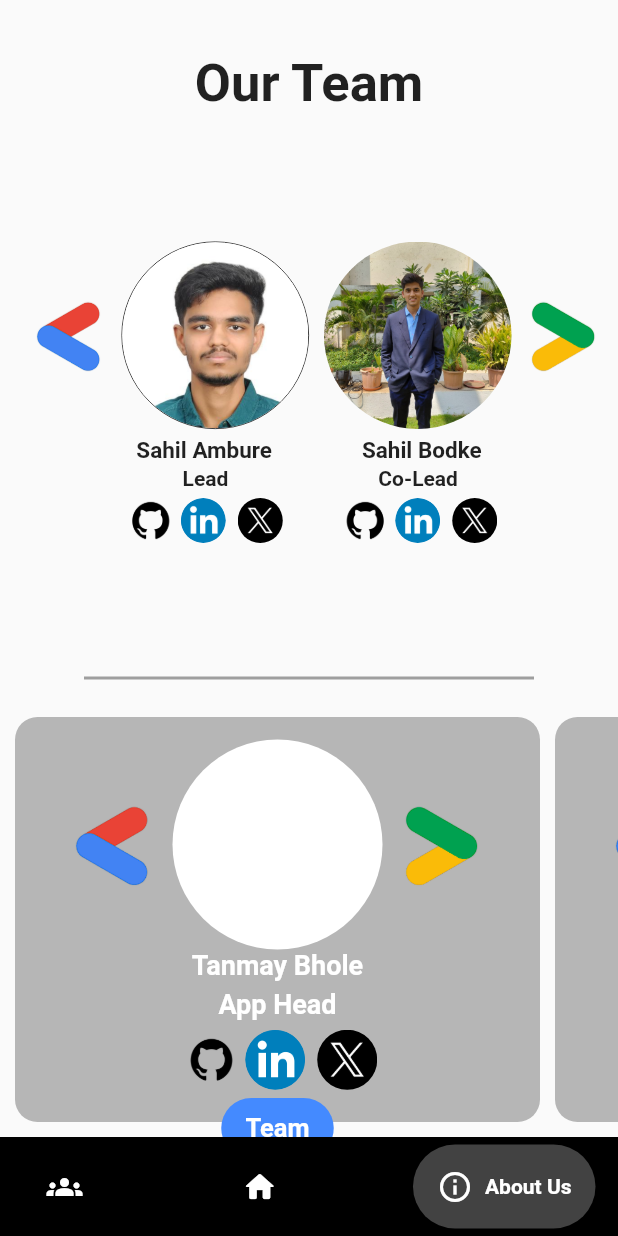
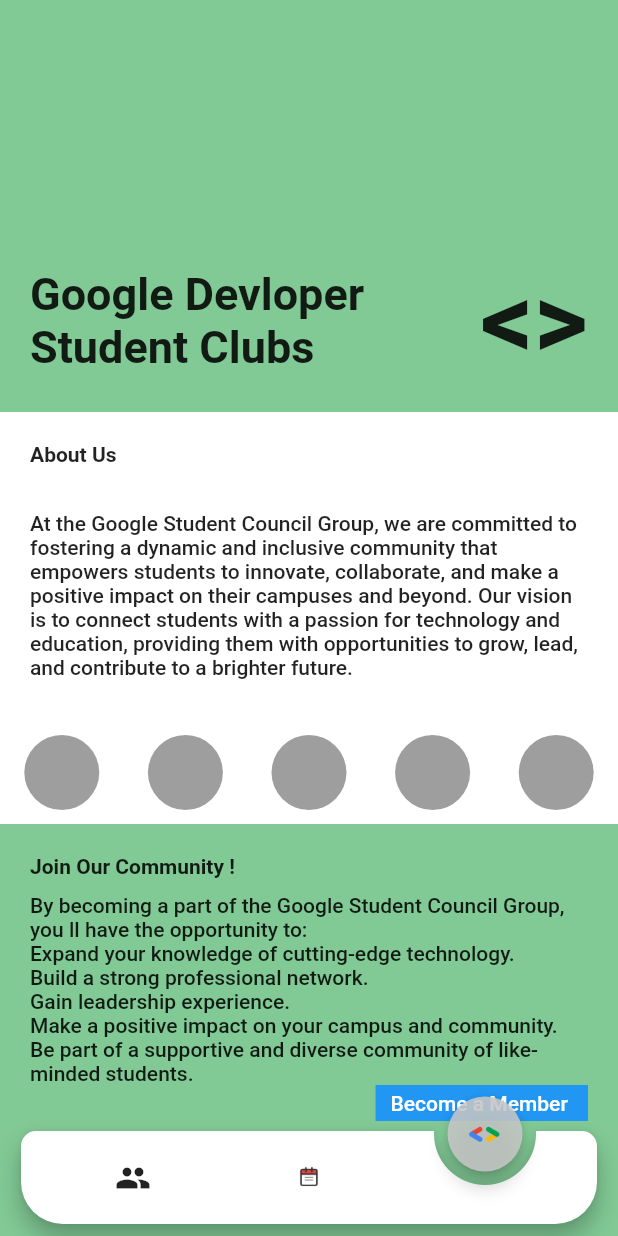
Before and after one commit to tanmaybhole18/GDSCMGMCETAPP, a Flutter app: the screen it shows after launch, item 3 of the bottom bar chosen, on a phone screen of 412 x 824 dp. Run offline on Flutter 3.47's test engine with Material 2 defaults, Android fonts, the phone set to English and light mode, and no system bars; drawn by our look-alikes of animated_notch_bottom_bar, google_nav_bar.

Commit message:
fivth commit

```diff
--- a/lib/main.dart
+++ b/lib/main.dart
@@ -1,4 +1,5 @@
 import 'package:flutter/material.dart';
+import 'package:gdsc/pages/home.dart';
 import 'package:gdsc/pages/home_page.dart';
 import 'package:gdsc/routes/route.dart';
 
@@ -16,7 +17,7 @@ class MyApp extends StatelessWidget {
       debugShowCheckedModeBanner: false,
       initialRoute: MyRoutes.homeRoute,
       routes: {
-        MyRoutes.homeRoute: (context) => const HomePage(),
+        MyRoutes.homeRoute: (context) => const MyHomePage(),
       },
     );
   }
--- /dev/null
+++ b/lib/model/nav.dart
@@ -0,0 +1,51 @@
+import 'package:flutter/material.dart';
+import 'package:animated_notch_bottom_bar/animated_notch_bottom_bar/animated_notch_bottom_bar.dart';
+
+class AnimatedNotchBottomNavigationBar extends StatelessWidget {
+  final int currentIndex;
+  final Function(int) onTap;
+
+  AnimatedNotchBottomNavigationBar({
+    required this.currentIndex,
+    required this.onTap,
+  });
+
+  @override
+  Widget build(BuildContext context) {
+    return AnimatedNotchBottomBar(
+      notchBottomBarController: NotchBottomBarController(index: currentIndex),
+      color: Colors.white,
+      showLabel: false,
+      notchColor: const Color.fromARGB(221, 199, 199, 199),
+      removeMargins: false,
+      bottomBarWidth: 500,
+      durationInMilliSeconds: 300,
+      bottomBarItems: [
+        BottomBarItem(
+          inActiveItem: Icon(Icons.group),
+          activeItem: Icon(Icons.group),
+          itemLabel: 'Page 1',
+        ),
+        BottomBarItem(
+          inActiveItem: Image.asset(
+            'assets/icon.png',
+            height: 40,
+            width: 40,
+          ),
+          activeItem: Image.asset(
+            'assets/icon.png',
+            height: 40,
+            width: 40,
+          ),
+          itemLabel: 'Page 2',
+        ),
+        BottomBarItem(
+          inActiveItem: Image.asset('assets/GDSC LOGO.png'),
+          activeItem: Image.asset('assets/GDSC LOGO.png'),
+          itemLabel: 'Page 3',
+        ),
+      ],
+      onTap: onTap,
+    );
+  }
+}
--- /dev/null
+++ b/lib/pages/about_us.dart
@@ -0,0 +1,179 @@
+import 'package:flutter/material.dart';
+
+class AboutPage extends StatelessWidget {
+  const AboutPage({
+    super.key,
+  });
+
+  @override
+  Widget build(BuildContext context) {
+    return const Column(children: [
+      Expanded(flex: 4, child: Heading()),
+      Expanded(flex: 3, child: AboutUs()),
+      Expanded(
+        flex: 1,
+        child: HeadProfile(),
+      ),
+      Expanded(
+        flex: 4,
+        child: JoinUs(),
+      ),
+      //Heading()
+      //AboutUs()
+      //HeadProfile(),
+      //JoinUs(),
+    ]);
+  }
+}
+
+class Heading extends StatelessWidget {
+  const Heading({
+    super.key,
+  });
+
+  @override
+  Widget build(BuildContext context) {
+    return Container(
+        height: 200,
+        color: const Color.fromARGB(255, 129, 201, 149),
+        padding: const EdgeInsets.all(20),
+        alignment: Alignment.bottomLeft,
+        child: const Row(
+          children: [
+            Text(
+              "Google Devloper\nStudent Clubs",
+              style: TextStyle(fontWeight: FontWeight.bold, fontSize: 30),
+            ),
+            Spacer(),
+            Text(
+              '<>',
+              style: TextStyle(fontWeight: FontWeight.bold, fontSize: 70),
+            )
+          ],
+        ));
+  }
+}
+
+class AboutUs extends StatelessWidget {
+  const AboutUs({
+    super.key,
+  });
+  final String aboutUs =
+      'At the Google Student Council Group, we are committed to fostering a dynamic and inclusive community that empowers students to innovate, collaborate, and make a positive impact on their campuses and beyond. Our vision is to connect students with a passion for technology and education, providing them with opportunities to grow, lead, and contribute to a brighter future.';
+
+  @override
+  Widget build(BuildContext context) {
+    return Container(
+      color: Colors.white,
+      padding: const EdgeInsets.all(20),
+      child: Column(crossAxisAlignment: CrossAxisAlignment.start, children: [
+        const Text(
+          'About Us',
+          style: TextStyle(fontWeight: FontWeight.bold),
+        ),
+        const SizedBox(
+          height: 30,
+        ),
+        Text(
+          aboutUs,
+          style: const TextStyle(
+            fontWeight: FontWeight.w500,
+          ),
+        )
+      ]),
+    );
+  }
+}
+
+class HeadProfile extends StatelessWidget {
+  const HeadProfile({
+    super.key,
+  });
+
+  @override
+  Widget build(BuildContext context) {
+    return Container(
+        height: 100,
+        color: Colors.white,
+        child: Row(
+          mainAxisAlignment: MainAxisAlignment.spaceAround,
+          children: [
+            Container(
+              height: 50,
+              width: 50,
+              decoration: const BoxDecoration(
+                  color: Colors.grey, shape: BoxShape.circle),
+            ),
+            Container(
+              height: 50,
+              width: 50,
+              decoration: const BoxDecoration(
+                  color: Colors.grey, shape: BoxShape.circle),
+            ),
+            Container(
+              height: 50,
+              width: 50,
+              decoration: const BoxDecoration(
+                  color: Colors.grey, shape: BoxShape.circle),
+            ),
+            Container(
+              height: 50,
+              width: 50,
+              decoration: const BoxDecoration(
+                  color: Colors.grey, shape: BoxShape.circle),
+            ),
+            Container(
+              height: 50,
+              width: 50,
+              decoration: const BoxDecoration(
+                  color: Colors.grey, shape: BoxShape.circle),
+            )
+          ],
+        )); // profile
+  }
+}
+
+class JoinUs extends StatelessWidget {
+  const JoinUs({
+    super.key,
+  });
+
+  final String joinUsText =
+      'By becoming a part of the Google Student Council Group, you ll have the opportunity to:\nExpand your knowledge of cutting-edge technology.\nBuild a strong professional network. \nGain leadership experience.\nMake a positive impact on your campus and community.\nBe part of a supportive and diverse community of like-minded students.';
+  @override
+  Widget build(BuildContext context) {
+    return Container(
+        color: const Color.fromARGB(255, 129, 201, 149),
+        padding: const EdgeInsets.all(20),
+        child: Column(
+          crossAxisAlignment: CrossAxisAlignment.start,
+          children: [
+            const Text(
+              'Join Our Community !',
+              style: TextStyle(fontWeight: FontWeight.bold),
+            ),
+            const SizedBox(
+              height: 10,
+            ),
+            Text(
+              joinUsText,
+              style: const TextStyle(
+                fontWeight: FontWeight.w500,
+              ),
+            ),
+            Container(
+              alignment: Alignment.bottomRight,
+              child: Container(
+                color: Colors.blue,
+                padding: const EdgeInsets.fromLTRB(10, 4, 10, 4),
+                child: const Text(
+                  'Become a Member ',
+                  style: TextStyle(
+                      color: Colors.white, fontWeight: FontWeight.w500),
+                ),
+              ),
+            )
+          ],
+        ));
+  }
+}
--- /dev/null
+++ b/lib/pages/eventpage.dart
@@ -0,0 +1,17 @@
+import 'package:flutter/material.dart';
+
+class EventPage extends StatefulWidget {
+  const EventPage({super.key});
+
+  @override
+  State<EventPage> createState() => _EventPageState();
+}
+
+class _EventPageState extends State<EventPage> {
+  @override
+  Widget build(BuildContext context) {
+    return Scaffold(
+      body: Center(child: Text("Event Page")),
+    );
+  }
+}
--- /dev/null
+++ b/lib/pages/home.dart
@@ -0,0 +1,59 @@
+import 'package:animated_notch_bottom_bar/animated_notch_bottom_bar/animated_notch_bottom_bar.dart';
+import 'package:flutter/cupertino.dart';
+import 'package:flutter/material.dart';
+import 'package:gdsc/pages/eventpage.dart';
+import 'package:gdsc/pages/teampage.dart';
+
+import '../model/nav.dart';
+import 'about_us.dart';
+
+class MyHomePage extends StatefulWidget {
+  const MyHomePage({Key? key}) : super(key: key);
+
+  @override
+  State<MyHomePage> createState() => _MyHomePageState();
+}
+
+class _MyHomePageState extends State<MyHomePage> {
+  /// Controller to handle PageView and also handles initial page
+  final _pageController = PageController(initialPage: 0);
+
+  /// Controller to handle bottom nav bar and also handles initial page
+  final _controller = NotchBottomBarController(index: 0);
+
+  int maxCount = 3;
+
+  @override
+  void dispose() {
+    _pageController.dispose();
+    super.dispose();
+  }
+
+  /// widget list
+  final List<Widget> bottomBarPages = [
+    const TeamPage(),
+    const EventPage(),
+    const AboutPage(),
+  ];
+
+  @override
+  Widget build(BuildContext context) {
+    return Scaffold(
+      body: PageView(
+        controller: _pageController,
+        physics: NeverScrollableScrollPhysics(),
+        children: List.generate(
+            bottomBarPages.length, (index) => bottomBarPages[index]),
+      ),
+      extendBody: true,
+      bottomNavigationBar: AnimatedNotchBottomNavigationBar(
+        currentIndex:
+            _controller.index, // Pass the current index from your controller
+        onTap: (index) {
+          _controller.index = index; // Update the controller index
+          _pageController.jumpToPage(index); // Jump to the selected page
+        },
+      ),
+    );
+  }
+}
--- a/lib/pages/home_page.dart
+++ b/lib/pages/teampage.dart
@@ -2,18 +2,16 @@ import 'dart:convert';
 
 import 'package:flutter/material.dart';
 import 'package:flutter/services.dart';
-import 'package:google_nav_bar/google_nav_bar.dart';
-
 import '../model/team_model.dart';
 
-class HomePage extends StatefulWidget {
-  const HomePage({super.key});
+class TeamPage extends StatefulWidget {
+  const TeamPage({super.key});
 
   @override
-  State<HomePage> createState() => _HomePageState();
+  State<TeamPage> createState() => _TeamPageState();
 }
 
-class _HomePageState extends State<HomePage> {
+class _TeamPageState extends State<TeamPage> {
   @override
   void initState() {
     super.initState();
@@ -55,7 +53,7 @@ class _HomePageState extends State<HomePage> {
                 ),
               ),
               const SizedBox(
-                height: 50,
+                height: 15,
               ),
               SizedBox(
                 width: MediaQuery.of(context).size.width,
@@ -203,7 +201,7 @@ class _HomePageState extends State<HomePage> {
                 ]),
               ),
               const SizedBox(
-                height: 20,
+                height: 5,
               ),
               Row(
                   crossAxisAlignment: CrossAxisAlignment.center,
@@ -216,7 +214,7 @@ class _HomePageState extends State<HomePage> {
                     ),
                   ]),
               const SizedBox(
-                height: 25,
+                height: 15,
               ),
               Expanded(
                 child: ListView.builder(
@@ -340,34 +338,6 @@ class _HomePageState extends State<HomePage> {
               )
             ]),
       ),
-      bottomNavigationBar: Container(
-        color: Colors.black,
-        child: Padding(
-          padding: const EdgeInsets.symmetric(horizontal: 15.0, vertical: 5),
-          child: GNav(
-            gap: 8,
-            padding: const EdgeInsets.all(16),
-            backgroundColor: Colors.black,
-            color: Colors.white,
-            activeColor: Colors.white,
-            tabBackgroundColor: Colors.grey.shade800,
-            tabs: const [
-              GButton(
-                icon: Icons.groups,
-                text: 'Team',
-              ),
-              GButton(
-                icon: Icons.home_rounded,
-                text: 'Home',
-              ),
-              GButton(
-                icon: Icons.info_outline,
-                text: 'About Us',
-              ),
-            ],
-          ),
-        ),
-      ),
     );
   }
 }
--- a/pubspec.yaml
+++ b/pubspec.yaml
@@ -33,6 +33,7 @@ dependencies:
   url_launcher: ^6.0.12
   cupertino_icons: ^1.0.6
   google_nav_bar: ^5.0.6
+  animated_notch_bottom_bar: ^1.0.0
 
   # The following adds the Cupertino Icons font to your application.
   # Use with the CupertinoIcons class for iOS style icons.
@@ -70,7 +71,7 @@ flutter:
    - assets/twitter.jpeg
    - assets/team.json
    - assets/sahila.jpg
-
+   - assets/icon.png
 
   # An image asset can refer to one or more resolution-specific "variants", see
   # https://flutter.dev/assets-and-images/#resolution-aware
```
Also changed, not shown: assets/icon.png (added), pubspec.lock.
